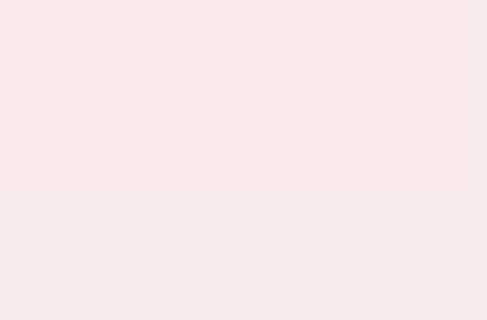
Qt form data_analysis_page.ui (YuanQiPKU/Reservoir) before a commit; both pictures show x 473 to 960 and y 220 to 540 of the 960 by 540 pixel window.
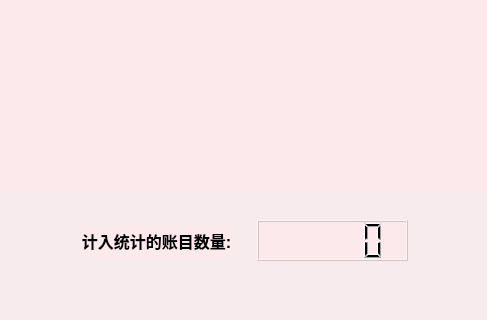
The same form after that commit.

What changed in the file:
```diff
--- a/data_analysis_page.ui
+++ b/data_analysis_page.ui
@@ -91,12 +91,42 @@
       <rect>
        <x>0</x>
        <y>0</y>
-       <width>471</width>
+       <width>491</width>
        <height>411</height>
       </rect>
      </property>
      <layout class="QVBoxLayout" name="ver2"/>
     </widget>
+    <widget class="QLCDNumber" name="lcdNumber">
+     <property name="geometry">
+      <rect>
+       <x>260</x>
+       <y>440</y>
+       <width>151</width>
+       <height>41</height>
+      </rect>
+     </property>
+    </widget>
+    <widget class="QLabel" name="label">
+     <property name="geometry">
+      <rect>
+       <x>84</x>
+       <y>446</y>
+       <width>151</width>
+       <height>31</height>
+      </rect>
+     </property>
+     <property name="text">
+      <string>&lt;!DOCTYPE HTML PUBLIC &quot;-//W3C//DTD HTML 4.0//EN&quot; &quot;http://www.w3.org/TR/REC-html40/strict.dtd&quot;&gt;
+&lt;html&gt;&lt;head&gt;&lt;meta name=&quot;qrichtext&quot; content=&quot;1&quot; /&gt;&lt;meta charset=&quot;utf-8&quot; /&gt;&lt;style type=&quot;text/css&quot;&gt;
+p, li { white-space: pre-wrap; }
+hr { height: 1px; border-width: 0; }
+li.unchecked::marker { content: &quot;\2610&quot;; }
+li.checked::marker { content: &quot;\2612&quot;; }
+&lt;/style&gt;&lt;/head&gt;&lt;body style=&quot; font-family:'Microsoft YaHei UI'; font-size:9pt; font-weight:400; font-style:normal;&quot;&gt;
+&lt;p align=&quot;center&quot; style=&quot; margin-top:12px; margin-bottom:12px; margin-left:0px; margin-right:0px; -qt-block-indent:0; text-indent:0px;&quot;&gt;&lt;span style=&quot; font-size:12pt; font-weight:700; color:#000000;&quot;&gt;计入统计的账目数量:&lt;/span&gt;&lt;/p&gt;&lt;/body&gt;&lt;/html&gt;</string>
+     </property>
+    </widget>
    </widget>
   </widget>
  </widget>
```
Left out of the diff: 3 changed lines with no effect on the pictures.
